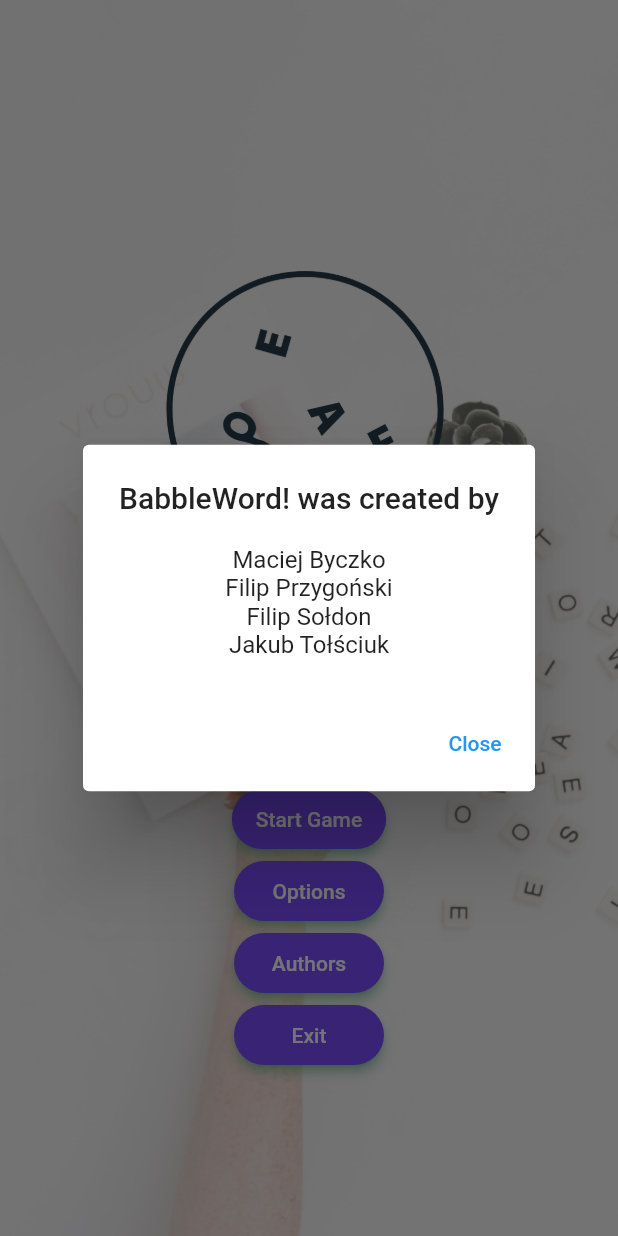
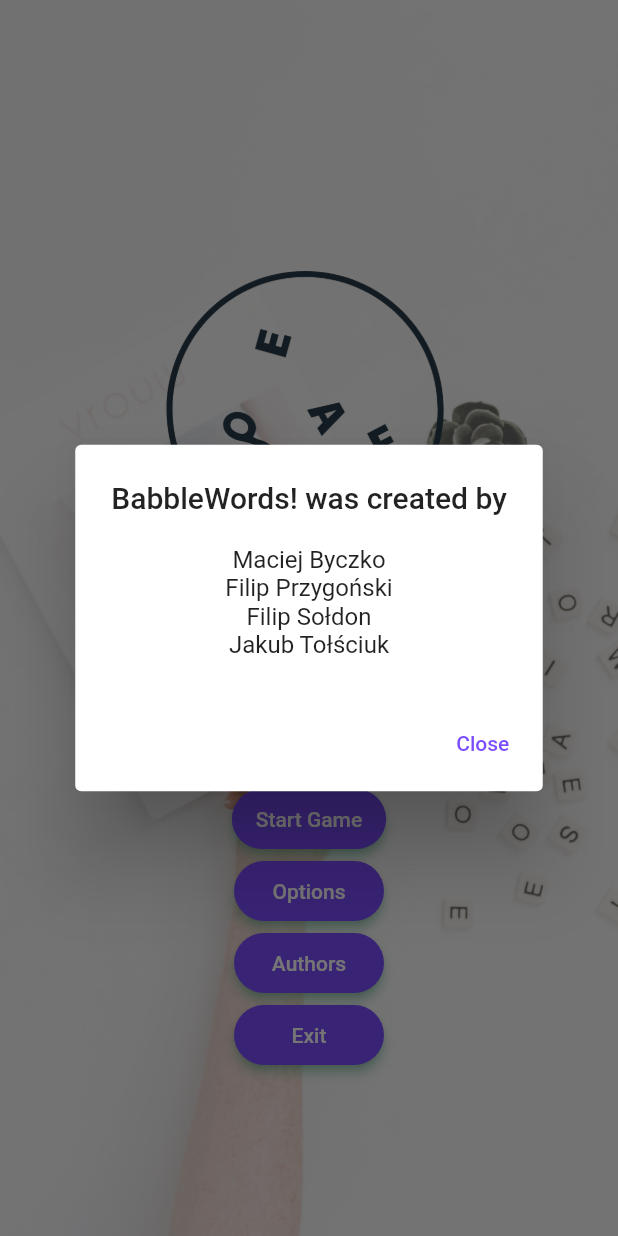
Before and after one commit to FilipJQ77/PIM, a Flutter app: the screen it shows after launch, after a tap on "Authors", on a phone screen of 412 x 824 dp. Run offline on Flutter 3.47's test engine with Material 2 defaults, Android fonts, the phone set to English and light mode, and no system bars; our stand-ins replace flutter_svg.

Commit message:
Change colour in popup

```diff
--- a/lib/home_screen.dart
+++ b/lib/home_screen.dart
@@ -105,10 +105,9 @@ class HomeScreen extends StatelessWidget {
         ));
   }
 }
-
 Widget _creditsPopUp(BuildContext context) {
   return AlertDialog(
-    title: const Text('BabbleWord! was created by'),
+    title: const Text('BabbleWords! was created by'),
     content: Column(
       mainAxisSize: MainAxisSize.min,
       children: const <Widget>[
@@ -123,7 +122,7 @@ Widget _creditsPopUp(BuildContext context) {
         onPressed: () {
           Navigator.of(context).pop();
         },
-        child: const Text('Close'),
+        child: const Text('Close', style: TextStyle(color: Colors.deepPurpleAccent)),
       ),
     ],
   );
```
